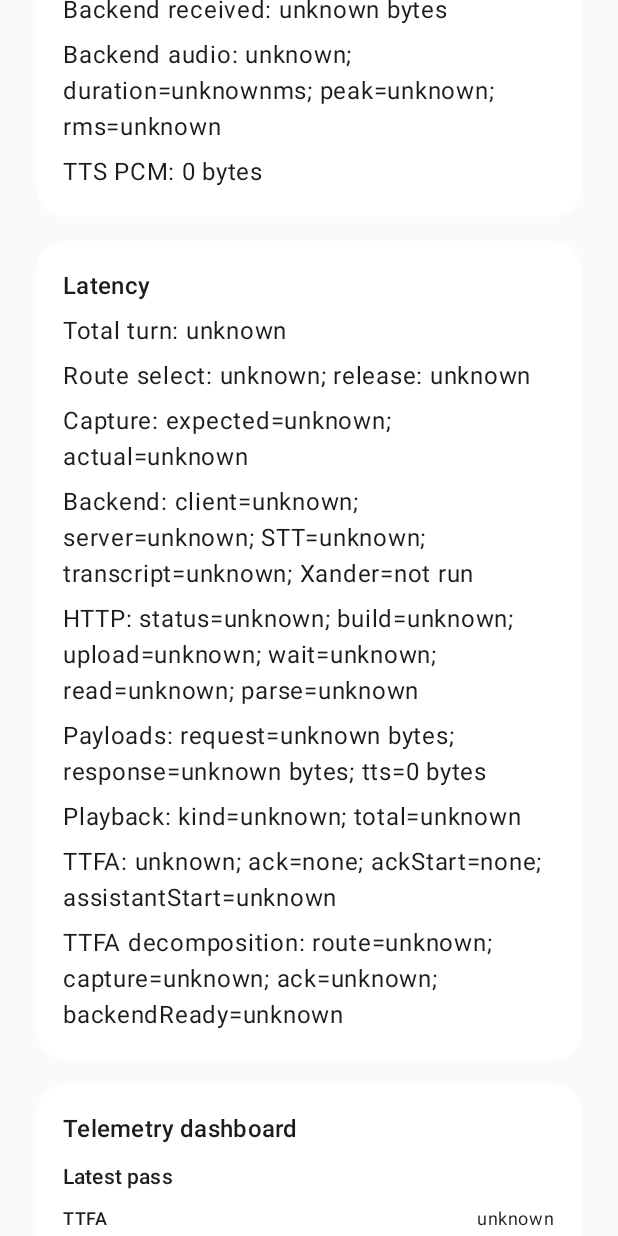
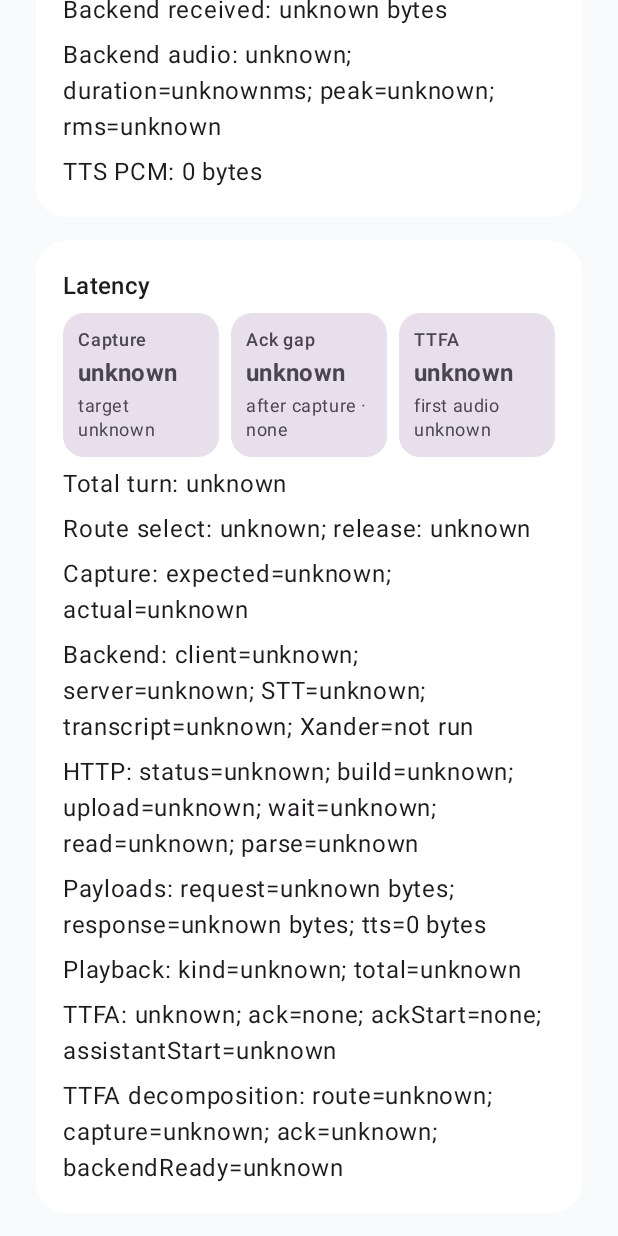
Before and after one commit to berryhill/otoxan-mobile, an Android app built with Jetpack Compose: the screen it shows after launch (MainActivity), scrolled down 1153 dp, on a phone screen of 412 x 824 dp. Run offline under Robolectric (Android 15) with nearby library versions, the light colour scheme and no system bars.

Commit message:
Add latency metric row to mobile UI

```diff
--- a/app/src/main/java/com/otoxan/mobile/ui/OtoxanScreen.kt
+++ b/app/src/main/java/com/otoxan/mobile/ui/OtoxanScreen.kt
@@ -266,6 +266,14 @@ private fun LatencyCard(state: OtoxanUiState) {
     ) {
         Column(Modifier.padding(18.dp), verticalArrangement = Arrangement.spacedBy(6.dp)) {
             Text("Latency", style = MaterialTheme.typography.titleMedium, fontWeight = FontWeight.SemiBold)
+            Row(
+                modifier = Modifier.fillMaxWidth(),
+                horizontalArrangement = Arrangement.spacedBy(8.dp)
+            ) {
+                state.latencyCardMetrics.forEach { metric ->
+                    LatencyMetricCard(metric, Modifier.weight(1f))
+                }
+            }
             Text("Total turn: ${state.turnTotalMs?.let { "${it}ms" } ?: "unknown"}")
             Text("Route select: ${state.routeSelectMs?.let { "${it}ms" } ?: "unknown"}; release: ${state.routeReleaseMs?.let { "${it}ms" } ?: "unknown"}")
             Text("Capture: expected=${state.captureExpectedMs?.let { "${it}ms" } ?: "unknown"}; actual=${state.captureReadMs?.let { "${it}ms" } ?: "unknown"}")
@@ -275,6 +283,21 @@ private fun LatencyCard(state: OtoxanUiState) {
             Text("Playback: kind=${state.playbackKind}; total=${state.playbackTotalMs?.let { "${it}ms" } ?: "unknown"}")
             Text("TTFA: ${state.ttfaMs?.let { "${it}ms" } ?: "unknown"}; ack=${state.localAckKind}; ackStart=${state.localAckStartMs?.let { "${it}ms" } ?: "none"}; assistantStart=${state.assistantPlaybackStartMs?.let { "${it}ms" } ?: "unknown"}")
             Text("TTFA decomposition: route=${state.routeSelectMs?.let { "${it}ms" } ?: "unknown"}; capture=${state.captureReadMs?.let { "${it}ms" } ?: "unknown"}; ack=${state.localAckTotalMs?.let { "${it}ms" } ?: "unknown"}; backendReady=${state.backendResponseReadyMs?.let { "${it}ms" } ?: "unknown"}")
+        }
+    }
+}
+
+@Composable
+private fun LatencyMetricCard(metric: LatencyCardMetric, modifier: Modifier = Modifier) {
+    Card(
+        modifier = modifier,
+        shape = RoundedCornerShape(14.dp),
+        colors = CardDefaults.cardColors(containerColor = MaterialTheme.colorScheme.surfaceVariant)
+    ) {
+        Column(Modifier.padding(10.dp), verticalArrangement = Arrangement.spacedBy(2.dp)) {
+            Text(metric.label, style = MaterialTheme.typography.labelMedium, fontWeight = FontWeight.SemiBold)
+            Text(metric.value, style = MaterialTheme.typography.titleMedium, fontWeight = FontWeight.Bold)
+            Text(metric.detail, style = MaterialTheme.typography.bodySmall)
         }
     }
 }
--- a/app/src/main/java/com/otoxan/mobile/ui/OtoxanUiState.kt
+++ b/app/src/main/java/com/otoxan/mobile/ui/OtoxanUiState.kt
@@ -17,6 +17,12 @@ data class TelemetryPassSummary(
     val transcriptSource: String?,
     val assistantTextLength: Int,
     val error: String? = null
+)
+
+data class LatencyCardMetric(
+    val label: String,
+    val value: String,
+    val detail: String
 )
 
 data class OtoxanUiState(
@@ -95,6 +101,34 @@ data class OtoxanUiState(
 val OtoxanUiState.voiceActivityActive: Boolean
     get() = conversationActive || sessionState == VoiceSessionState.RecordingTest || sessionState == VoiceSessionState.PlayingTest
 
+val OtoxanUiState.latencyCardMetrics: List<LatencyCardMetric>
+    get() = listOf(
+        LatencyCardMetric(
+            label = "Capture",
+            value = captureReadMs.toLatencyMsText(),
+            detail = "target ${captureExpectedMs.toLatencyMsText()}"
+        ),
+        LatencyCardMetric(
+            label = "Ack gap",
+            value = postCaptureAckDelayMs.toLatencyMsText(),
+            detail = "after capture · $localAckKind"
+        ),
+        LatencyCardMetric(
+            label = "TTFA",
+            value = ttfaMs.toLatencyMsText(),
+            detail = firstAudioLatencyDetail
+        )
+    )
+
+private val OtoxanUiState.firstAudioLatencyDetail: String
+    get() = when {
+        localAckStartMs != null -> "local ack at ${localAckStartMs.toLatencyMsText()}"
+        assistantPlaybackStartMs != null -> "assistant at ${assistantPlaybackStartMs.toLatencyMsText()}"
+        else -> "first audio unknown"
+    }
+
+private fun Long?.toLatencyMsText(): String = this?.let { "${it}ms" } ?: "unknown"
+
 enum class PermissionState {
     Unknown,
     Granted,
```
Also changed, not shown: 1 other file.
